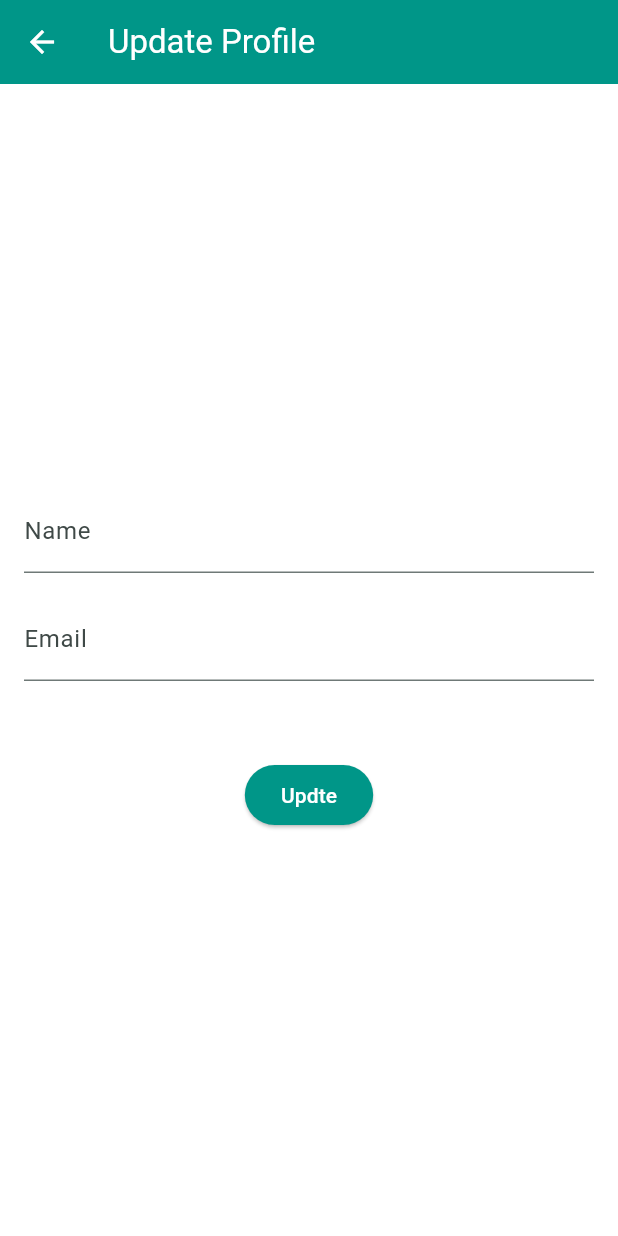
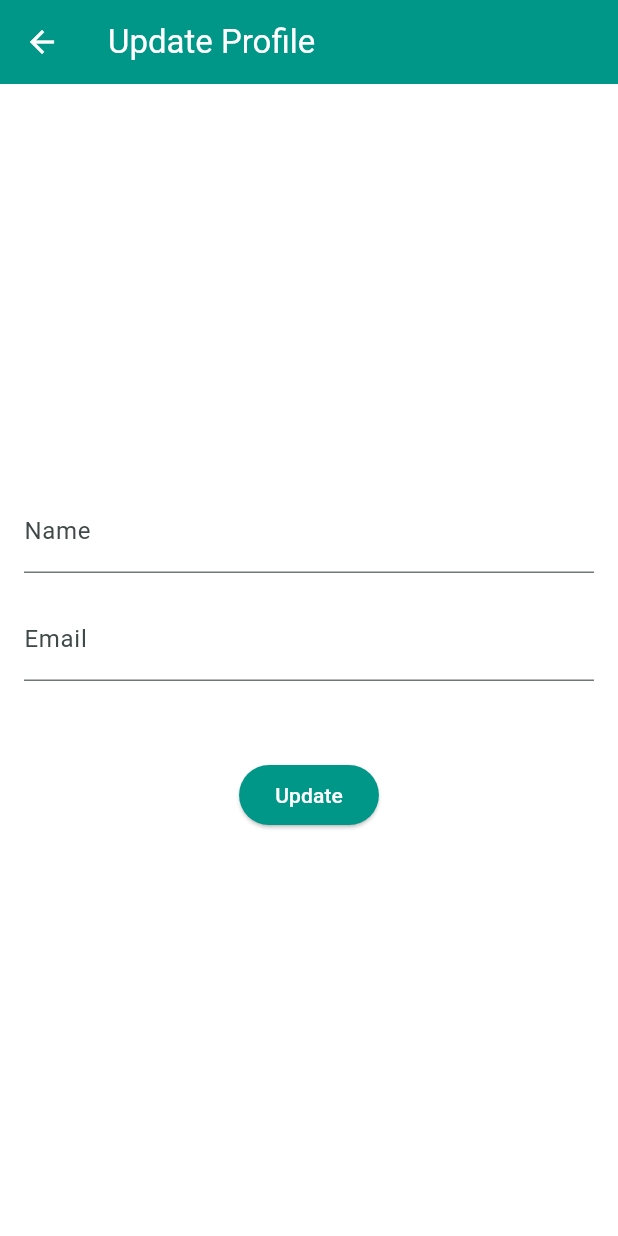
Before and after one commit to rohitghatal1/QuickChatMobileApp, a Flutter app: the UpdateProfilePage screen opened directly, on a phone screen of 412 x 824 dp. Run offline on Flutter 3.47's test engine with Material 3 defaults, Android fonts, the phone set to English and light mode, and no system bars; our stand-ins replace dio, flutter_dotenv, fluttertoast, shared_preferences, socket_io_client; accounts and stored records are empty.

Commit message:
updated update profile page

```diff
--- a/lib/views/pages/update_profile_page.dart
+++ b/lib/views/pages/update_profile_page.dart
@@ -1,5 +1,6 @@
 import 'package:flutter/material.dart';
 import 'package:quick_chat/utils/Dio/myDio.dart';
+import 'package:quick_chat/views/pages/my_profile.dart';
 
 class UpdateProfilePage extends StatefulWidget {
   const UpdateProfilePage({Key? key}) : super(key: key);
@@ -29,6 +30,12 @@ class _UpdateProfilePageState extends State<UpdateProfilePage> {
 
       ScaffoldMessenger.of(context)
           .showSnackBar(SnackBar(content: Text("Prile updated successfylly")));
+
+      Navigator.pushReplacement(
+          context,
+          MaterialPageRoute(builder: (context) => ProfileScreen()),
+      );
+
     } catch (e) {
       print("Failed to update profile: $e");
       ScaffoldMessenger.of(context)
@@ -67,7 +74,7 @@ class _UpdateProfilePageState extends State<UpdateProfilePage> {
               ElevatedButton(
                   onPressed: updateProfile,
                   child:
-                      _isLoading ? CircularProgressIndicator() : Text("Updte"))
+                      _isLoading ? CircularProgressIndicator() : Text("Update"))
             ],
           ),
         ),
```
